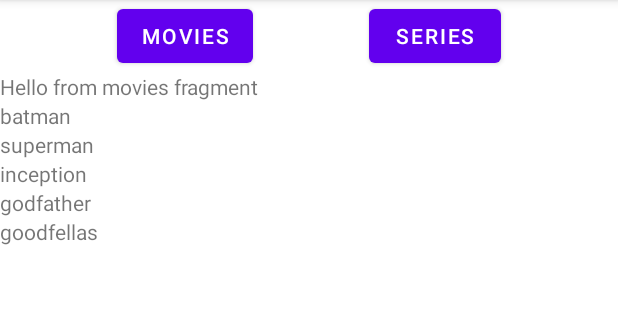
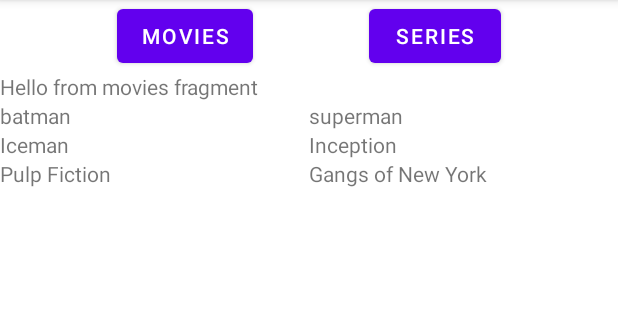
Before and after one commit to OmarBitar/simple_android_watchlist, an Android app: the screen it shows after launch (MainActivity), on a phone screen of 412 x 824 dp, the part 84-404 px from its top. Run offline under Robolectric (Android 15) with nearby library versions, the phone set to English and light mode, and no system bars.

Commit message:
created movie data class and changed to grid layout

```diff
--- /dev/null
+++ b/app/src/main/java/com/hfad/simple_watchlist/MovieData.java
@@ -0,0 +1,34 @@
+package com.hfad.simple_watchlist;
+
+public class MovieData {
+	private String title;
+	private int poster;
+
+	public String getTitle() {
+		return title;
+	}
+
+	public MovieData(String title) {
+		this.title = title;
+	}
+
+	public MovieData() {
+	}
+
+	public String[] getFilmTitles() {
+		String Filmtitles[] = new String[movies.length];
+		for (int index = 0; index < movies.length; index++) {
+			Filmtitles[index] = movies[index].getTitle();
+		}
+		return Filmtitles;
+	}
+
+	public static final MovieData movies[] = {
+			new MovieData("batman"),
+			new MovieData("superman"),
+			new MovieData("Iceman"),
+			new MovieData("Inception"),
+			new MovieData("Pulp Fiction"),
+			new MovieData("Gangs of New York")
+	};
+}
--- a/app/src/main/java/com/hfad/simple_watchlist/moviesFragment.java
+++ b/app/src/main/java/com/hfad/simple_watchlist/moviesFragment.java
@@ -3,6 +3,7 @@ package com.hfad.simple_watchlist;
 import android.os.Bundle;
 
 import androidx.fragment.app.Fragment;
+import androidx.recyclerview.widget.GridLayoutManager;
 import androidx.recyclerview.widget.LinearLayoutManager;
 import androidx.recyclerview.widget.RecyclerView;
 
@@ -18,10 +19,10 @@ public class moviesFragment extends Fragment {
 
 		View view = inflater.inflate(R.layout.fragment_movies, container, false);
 
-		String movieData[] = {"batman","superman","inception","godfather","goodfellas"};
 		RecyclerView rc = (RecyclerView) view.findViewById(R.id.recycleView);
-		rc.setLayoutManager(new LinearLayoutManager(view.getContext()));
-		CustomAdapter adapter = new CustomAdapter(movieData);
+		// see page 557 for differrent types of layout setups
+		rc.setLayoutManager(new GridLayoutManager(view.getContext(),2));
+		CustomAdapter adapter = new CustomAdapter(new MovieData().getFilmTitles());
 		rc.setAdapter(adapter);
 		// Inflate the layout for this fragment
 		return view;
```
